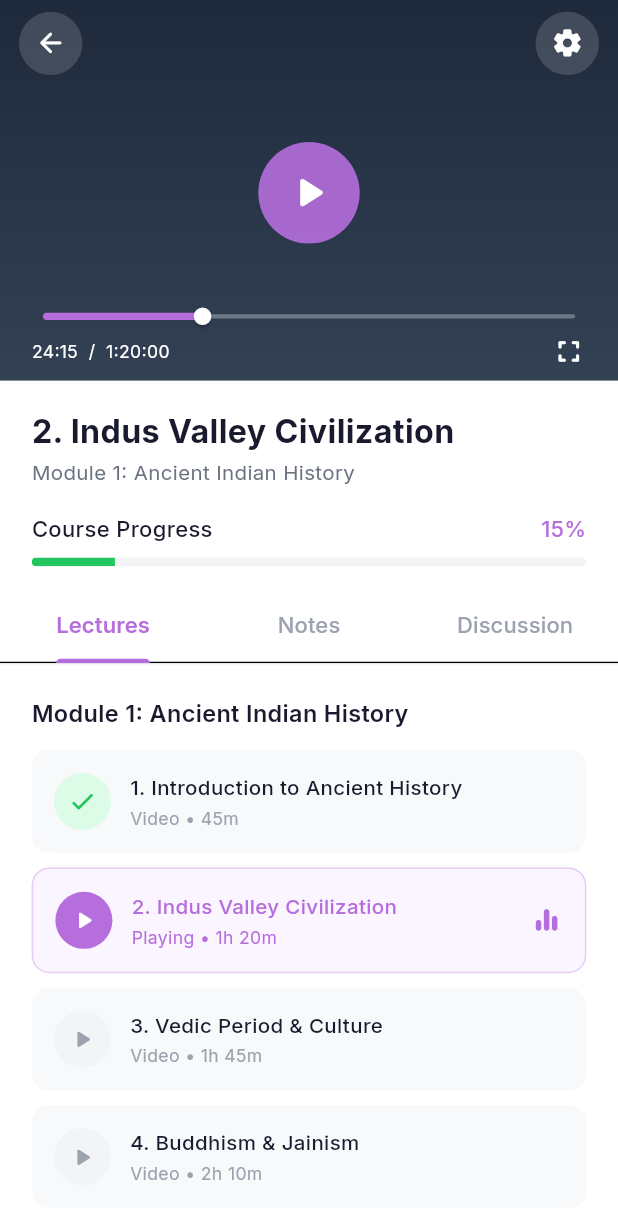
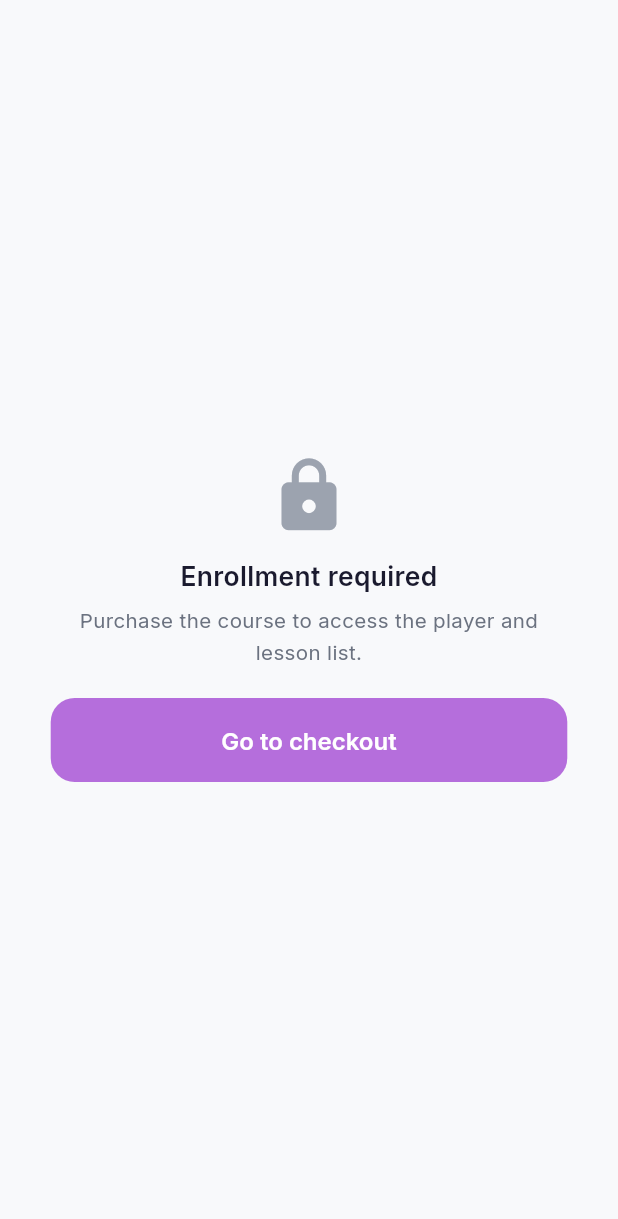
Before and after one commit to nehalgupta-yuvaclasses/ycm-classes-app, a Flutter app: the CoursePlayerScreen screen opened directly with empty values, on a phone screen of 412 x 824 dp. Shown: the top 1219 px of the screen. Run offline on Flutter 3.47's test engine with Material 3 defaults, Android fonts, the phone set to English and light mode, and no system bars; our stand-ins replace cached_network_image, firebase_auth, firebase_core, flutter_dotenv, flutter_riverpod, flutter_screenutil and 11 more; missing offline and left inert: razorpay_flutter, screen_security; accounts and stored records are empty; network calls fail.

Commit message:
Initial Commit

```diff
--- a/lib/features/batch/data/services/batch_remote_service.dart
+++ b/lib/features/batch/data/services/batch_remote_service.dart
@@ -13,9 +13,9 @@ class BatchRemoteService {
     final response = await _client
         .from('enrollments')
         .select(
-          'id, student_id, course_id, created_at, courses(id, title, description, thumbnail_url, buying_price, selling_price, author, subtitle, category, visibility, instructor_id, instructors(full_name, profile_image), modules(id, lessons(id)))',
+          'id, student_id, user_id, course_id, created_at, courses(id, title, description, thumbnail_url, buying_price, selling_price, author, subtitle, category, visibility, instructor_id, instructors(full_name, profile_image), modules(id, lessons(id)))',
         )
-        .eq('student_id', userId)
+        .or('student_id.eq.$userId,user_id.eq.$userId')
         .order('created_at', ascending: false);
 
     final List<dynamic> data = response;
@@ -23,7 +23,7 @@ class BatchRemoteService {
   }
 
   Stream<List<Map<String, dynamic>>> watchEnrollments(String userId) {
-    return _client.from('enrollments').stream(primaryKey: ['id']).eq('student_id', userId);
+    return _client.from('enrollments').stream(primaryKey: ['id']).or('student_id.eq.$userId,user_id.eq.$userId');
   }
 
   Future<void> updateLessonProgress({
--- a/lib/features/course/presentation/screens/course_player_screen.dart
+++ b/lib/features/course/presentation/screens/course_player_screen.dart
@@ -1,20 +1,22 @@
 import 'package:flutter/material.dart';
 import 'package:flutter_screenutil/flutter_screenutil.dart';
 import 'package:go_router/go_router.dart';
+import 'package:flutter_riverpod/flutter_riverpod.dart';
 import '../../../../core/constants/app_colors.dart';
 import '../../../../core/constants/app_text_styles.dart';
 import '../../../../core/constants/app_spacing.dart';
 import '../../../../core/constants/app_radius.dart';
+import '../../../batch/presentation/providers/batch_providers.dart';
 
-class CoursePlayerScreen extends StatefulWidget {
+class CoursePlayerScreen extends ConsumerStatefulWidget {
   final String courseId;
   const CoursePlayerScreen({super.key, required this.courseId});
 
   @override
-  State<CoursePlayerScreen> createState() => _CoursePlayerScreenState();
+  ConsumerState<CoursePlayerScreen> createState() => _CoursePlayerScreenState();
 }
 
-class _CoursePlayerScreenState extends State<CoursePlayerScreen> with SingleTickerProviderStateMixin {
+class _CoursePlayerScreenState extends ConsumerState<CoursePlayerScreen> with SingleTickerProviderStateMixin {
   late TabController _tabController;
 
 
@@ -39,6 +41,16 @@ class _CoursePlayerScreenState extends State<CoursePlayerScreen> with SingleTick
 
   @override
   Widget build(BuildContext context) {
+    final enrolledAsync = ref.watch(myBatchesProvider);
+    final isEnrolled = enrolledAsync.maybeWhen(
+      data: (batches) => batches.any((batch) => batch.id == widget.courseId),
+      orElse: () => false,
+    );
+
+    if (!isEnrolled) {
+      return _buildAccessDenied(context);
+    }
+
     return Scaffold(
       backgroundColor: AppColors.background,
       body: Column(
@@ -213,6 +225,32 @@ class _CoursePlayerScreenState extends State<CoursePlayerScreen> with SingleTick
     );
   }
 
+  Widget _buildAccessDenied(BuildContext context) {
+    return Scaffold(
+      backgroundColor: AppColors.background,
+      body: Center(
+        child: Padding(
+          padding: EdgeInsets.all(32.w),
+          child: Column(
+            mainAxisAlignment: MainAxisAlignment.center,
+            children: [
+              Icon(Icons.lock_rounded, color: AppColors.textTertiary, size: 56.sp),
+              SizedBox(height: 16.h),
+              Text('Enrollment required', style: AppTextStyles.heading3, textAlign: TextAlign.center),
+              SizedBox(height: 8.h),
+              Text('Purchase the course to access the player and lesson list.', style: AppTextStyles.bodySm, textAlign: TextAlign.center),
+              SizedBox(height: 20.h),
+              ElevatedButton(
+                onPressed: () => context.push('/checkout/${widget.courseId}'),
+                child: const Text('Go to checkout'),
+              ),
+            ],
+          ),
+        ),
+      ),
+    );
+  }
+
   Widget _buildLecturesList() {
     return ListView(
       padding: EdgeInsets.all(AppSpacing.screenPadding),
```
Also changed, not shown: lib/features/course/presentation/screens/course_detail_screen.dart (+12 -6 lines), lib/features/payment/presentation/screens/checkout_screen.dart (+29 -0 lines).
